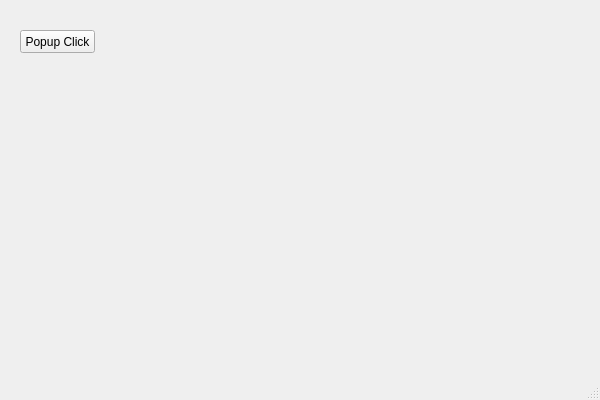
Old version of the form TestApp1/testapp1.ui in the repository rollinsdr/TestRepo.
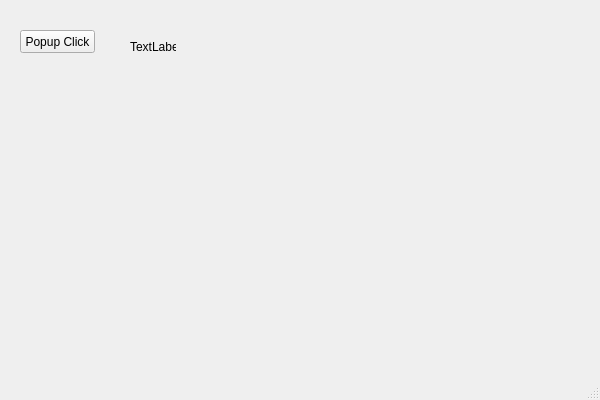
New version of the form.

Commit message:
closes #2 added more click button stuff
dave and stuff

```diff
--- a/TestApp1/testapp1.ui
+++ b/TestApp1/testapp1.ui
@@ -26,6 +26,19 @@
      <string>Popup Click</string>
     </property>
    </widget>
+   <widget class="QLabel" name="m_lab_ClickOutput" >
+    <property name="geometry" >
+     <rect>
+      <x>130</x>
+      <y>40</y>
+      <width>46</width>
+      <height>14</height>
+     </rect>
+    </property>
+    <property name="text" >
+     <string>TextLabel</string>
+    </property>
+   </widget>
   </widget>
   <widget class="QMenuBar" name="menuBar" >
    <property name="geometry" >
```
The commit also changes 2 other files.
